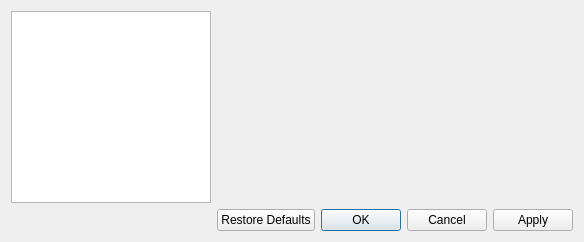
Old version of the form source/ui/windows/settingswindow.ui in the repository Vatsinator/vatsinator-legacy.
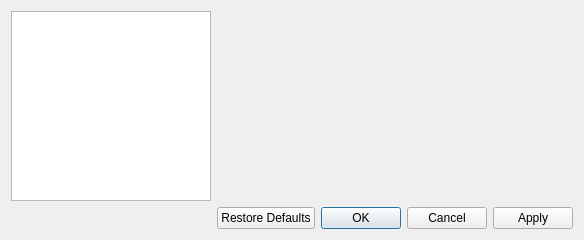
New version of the form. Icons and pictures are not drawn.

Commit message: Fixes for SettingsWindow on Linux

Diff of the .ui file:
```diff
--- a/source/ui/windows/settingswindow.ui
+++ b/source/ui/windows/settingswindow.ui
@@ -2,6 +2,14 @@
 <ui version="4.0">
  <class>SettingsWindow</class>
  <widget class="QWidget" name="SettingsWindow">
+  <property name="geometry">
+   <rect>
+    <x>0</x>
+    <y>0</y>
+    <width>578</width>
+    <height>240</height>
+   </rect>
+  </property>
   <property name="windowTitle">
    <string>Vatsinator settings</string>
   </property>
@@ -9,7 +17,7 @@
    <iconset resource="../resources/imgs.qrc">
     <normaloff>:/mainIcon/icon.png</normaloff>:/mainIcon/icon.png</iconset>
   </property>
-  <layout class="QGridLayout" name="gridLayout_2">
+  <layout class="QGridLayout" name="gridLayout_2" rowstretch="0,1,0">
    <item row="0" column="1">
     <widget class="QStackedWidget" name="SwappingWidget">
      <property name="currentIndex">
@@ -17,7 +25,30 @@
      </property>
     </widget>
    </item>
-   <item row="0" column="0">
+   <item row="2" column="1">
+    <widget class="QDialogButtonBox" name="OKCancelButtonBox">
+     <property name="standardButtons">
+      <set>QDialogButtonBox::Apply|QDialogButtonBox::Cancel|QDialogButtonBox::Ok|QDialogButtonBox::RestoreDefaults</set>
+     </property>
+     <property name="centerButtons">
+      <bool>true</bool>
+     </property>
+    </widget>
+   </item>
+   <item row="1" column="1">
+    <spacer name="verticalSpacer">
+     <property name="orientation">
+      <enum>Qt::Vertical</enum>
+     </property>
+     <property name="sizeHint" stdset="0">
+      <size>
+       <width>0</width>
+       <height>0</height>
+      </size>
+     </property>
+    </spacer>
+   </item>
+   <item row="0" column="0" rowspan="2">
     <widget class="QListWidget" name="CategoryList">
      <property name="sizePolicy">
       <sizepolicy hsizetype="Fixed" vsizetype="Expanding">
@@ -63,16 +94,6 @@
      </property>
     </widget>
    </item>
-   <item row="1" column="1">
-    <widget class="QDialogButtonBox" name="OKCancelButtonBox">
-     <property name="standardButtons">
-      <set>QDialogButtonBox::Apply|QDialogButtonBox::Cancel|QDialogButtonBox::Ok|QDialogButtonBox::RestoreDefaults</set>
-     </property>
-     <property name="centerButtons">
-      <bool>true</bool>
-     </property>
-    </widget>
-   </item>
   </layout>
  </widget>
  <resources>
```
The commit also changes 2 other files.
